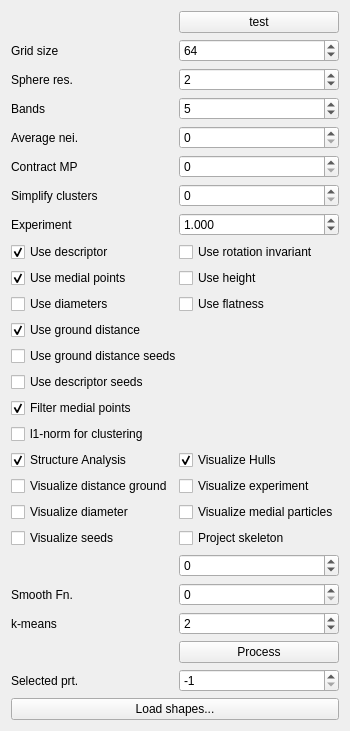
Before: the Qt Designer form particles/particles-widget.ui in ialhashim/ddtt-dev, drawn with Qt 5.
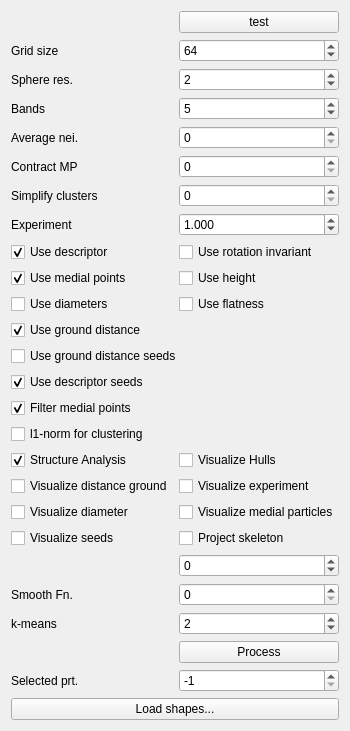
After: the same form once the commit is applied.

Diff of the .ui file:
```diff
--- a/particles/particles-widget.ui
+++ b/particles/particles-widget.ui
@@ -367,6 +367,9 @@
      <property name="text">
       <string>Use descriptor seeds</string>
      </property>
+     <property name="checked">
+      <bool>true</bool>
+     </property>
     </widget>
    </item>
    <item row="30" column="1">
@@ -382,7 +385,7 @@
       <string>Visualize Hulls</string>
      </property>
      <property name="checked">
-      <bool>true</bool>
+      <bool>false</bool>
      </property>
     </widget>
    </item>
```
